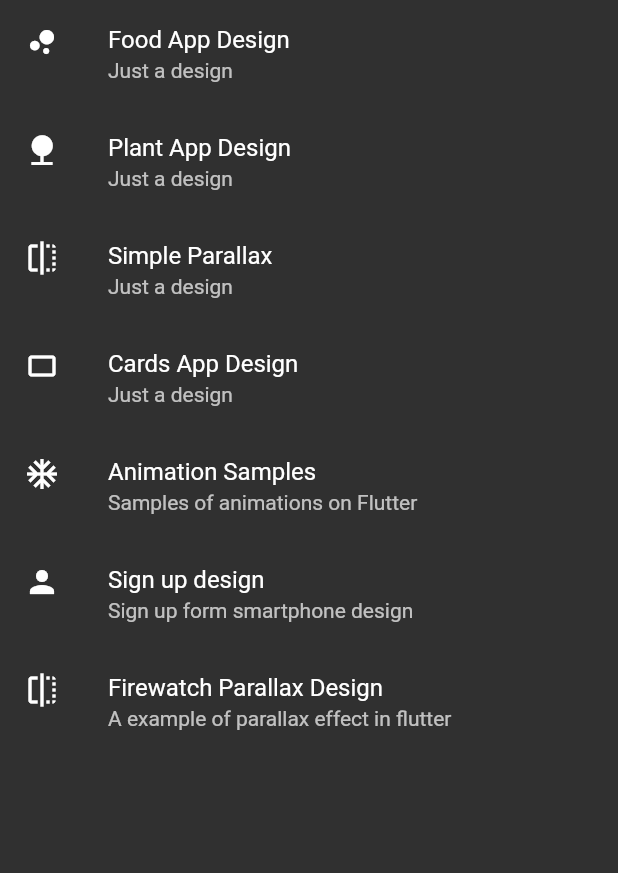
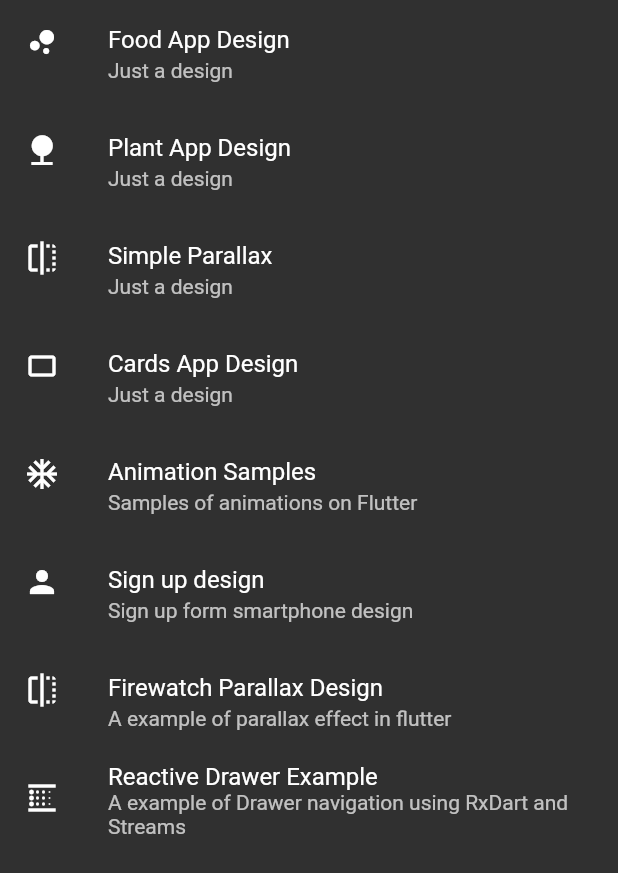
Before and after one commit to s7Thiago/Flutter-Showcase, a Flutter app: the screen it shows after launch, on a phone screen of 412 x 824 dp. Shown: the top 873 px of the screen. Run offline on Flutter 3.47's test engine with Material 2 defaults, Android fonts, the phone set to English and light mode, and no system bars; our stand-ins replace flare_flutter; missing offline and left inert: swipedetector.

Commit message:
Adding example of navigation managing with drawer part 1

```diff
--- a/lib/main.dart
+++ b/lib/main.dart
@@ -7,6 +7,7 @@ import 'package:my_flutter_showcase/screens/cards_app_design/cards_app_design_ma
 import 'package:my_flutter_showcase/screens/food_app_design/food_main.dart';
 import 'package:my_flutter_showcase/screens/parallax_example/HomeSimpleParallax.dart';
 import 'package:my_flutter_showcase/screens/plant_app_design/plant_app_design.dart';
+import 'package:my_flutter_showcase/screens/reactive_drawer_example/drawer_home_widget.dart';
 import 'package:my_flutter_showcase/screens/sign_up_design/SugnUpDesignMain.dart';
 
 import 'screens/MainComponents.dart' as mainComponents;
@@ -91,7 +92,13 @@ class _MainAppState extends State<MainApp> with WidgetsBindingObserver {
           description: "A example of parallax effect in flutter",
           destination: FirewatchParallaxHome(),
         ),
-
+        ScreenItem(
+          representationIcon: Icons.blur_linear,
+          title: "Reactive Drawer Example",
+          description:
+              "A example of Drawer navigation using RxDart and Streams",
+          destination: ReactiveDrawerHomeWidget(),
+        ),
       ],
     );
   }
```
Also changed, not shown: lib/screens/reactive_drawer_example/custom_drawer.dart (added, +25 -0 lines), lib/screens/reactive_drawer_example/drawer_home_widget.dart (added, +20 -0 lines).
